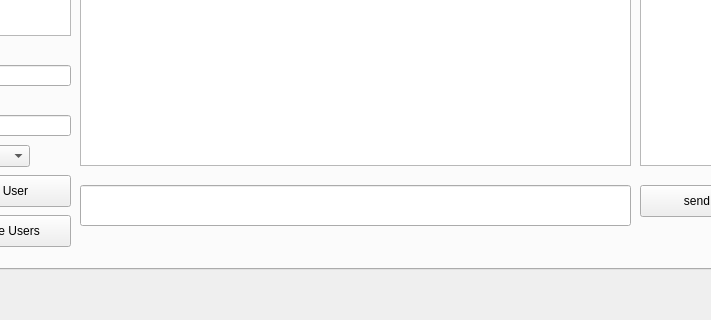
This is mainwindow.ui in Arus12316/sabotv2 as Qt 5 draws it before an edit; both pictures show x 102 to 813 and y 258 to 578 of the 1414 by 578 pixel window. The edited form follows.
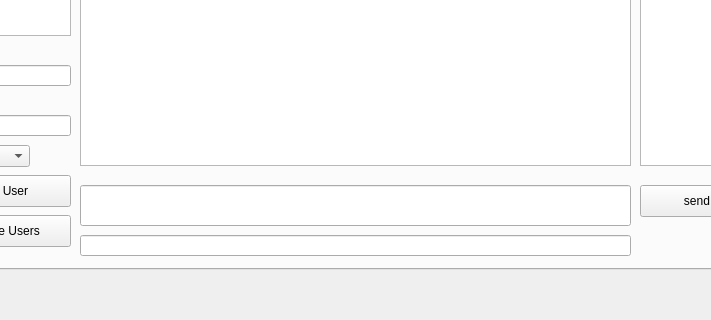
This is the edited form.

Commit message: Began work on adding a raw input source.

```diff
--- a/mainwindow.ui
+++ b/mainwindow.ui
@@ -262,6 +262,16 @@
        </rect>
       </property>
      </widget>
+     <widget class="QLineEdit" name="inputRaw">
+      <property name="geometry">
+       <rect>
+        <x>180</x>
+        <y>450</y>
+        <width>551</width>
+        <height>21</height>
+       </rect>
+      </property>
+     </widget>
     </widget>
    </widget>
   </widget>
```
The commit also changes 1 other file.
